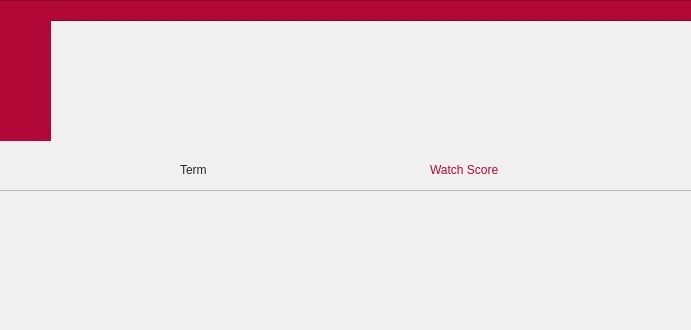
Above: studentterms.ui from AjaxGroup1400/golestan before the change; both pictures show x 350 to 1041 and y 0 to 330 of the 1152 by 768 pixel window. Below: the same form after it.
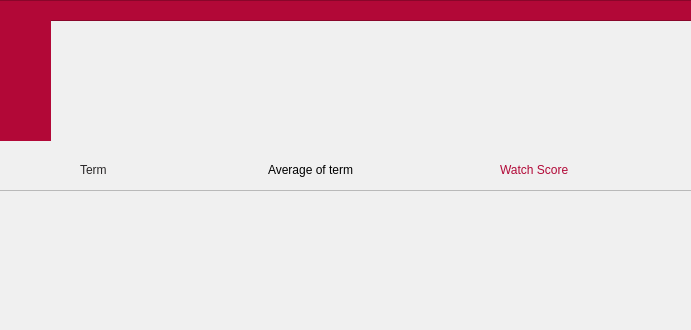
That is the form after the change. Icons and pictures are not drawn.

```diff
--- a/studentterms.ui
+++ b/studentterms.ui
@@ -676,7 +676,7 @@
   <widget class="QLabel" name="label_8">
    <property name="geometry">
     <rect>
-     <x>530</x>
+     <x>430</x>
      <y>160</y>
      <width>63</width>
      <height>20</height>
@@ -693,7 +693,7 @@
   <widget class="QLabel" name="label_13">
    <property name="geometry">
     <rect>
-     <x>780</x>
+     <x>850</x>
      <y>160</y>
      <width>111</width>
      <height>20</height>
@@ -707,6 +707,19 @@
     <string>Watch Score</string>
    </property>
   </widget>
+  <widget class="QLabel" name="label_12">
+   <property name="geometry">
+    <rect>
+     <x>618</x>
+     <y>160</y>
+     <width>131</width>
+     <height>20</height>
+    </rect>
+   </property>
+   <property name="text">
+    <string>Average of term</string>
+   </property>
+  </widget>
   <zorder>frame_2</zorder>
   <zorder>frame</zorder>
   <zorder>label</zorder>
```
Left out of the diff: 3 changed lines with no effect on the pictures.
